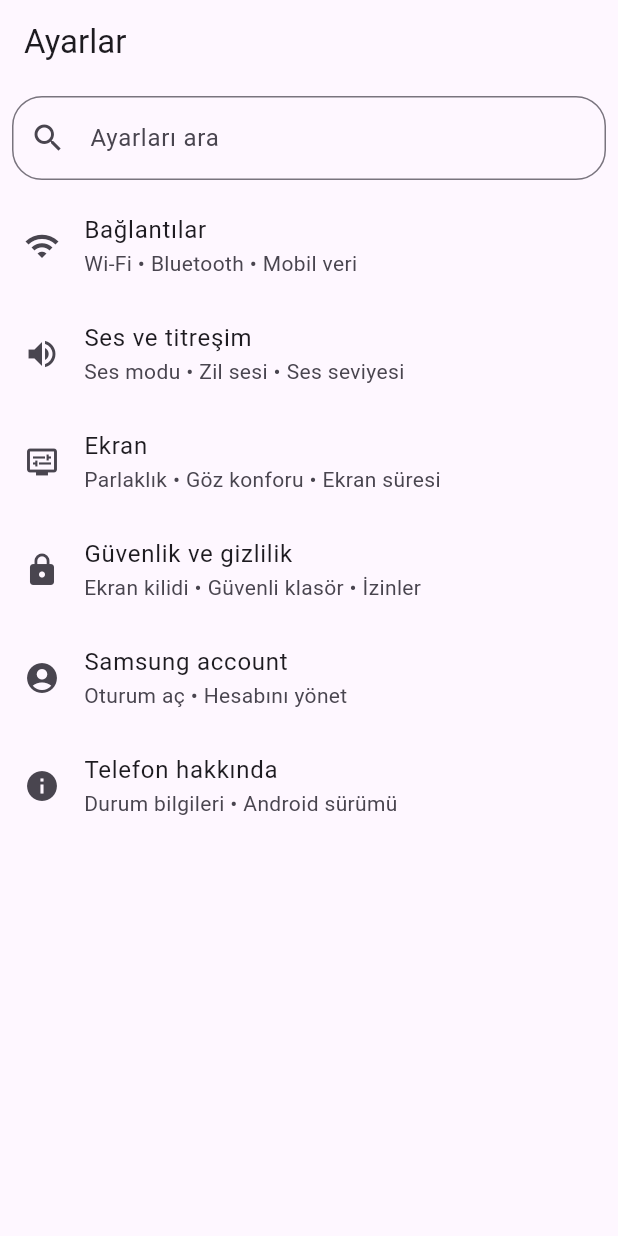
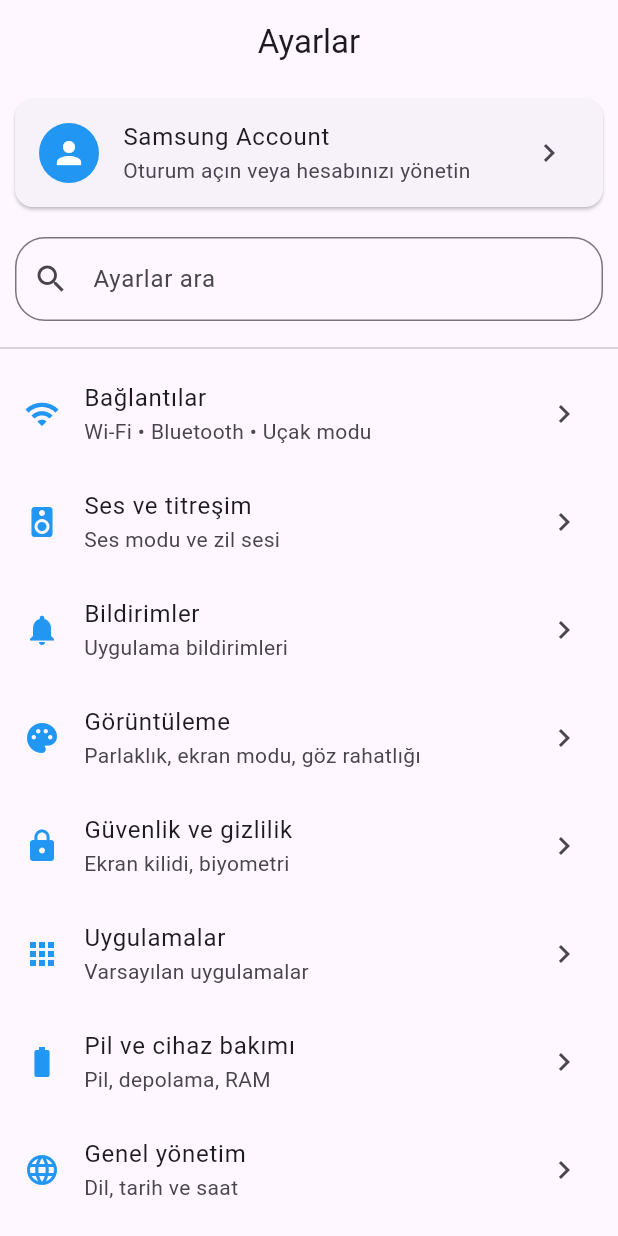
Before and after one commit to nsibvlizad-hub/Sinan, a Flutter app: the screen it shows after launch, on a phone screen of 412 x 824 dp. Run offline on Flutter 3.47's test engine with Material 3 defaults, Android fonts, the phone set to English and light mode, and no system bars; our stand-ins replace shared_preferences.

Commit message:
Update main.dart

```diff
--- a/lib/main.dart
+++ b/lib/main.dart
@@ -10,7 +10,8 @@ class MySettingsApp extends StatelessWidget {
   @override
   Widget build(BuildContext context) {
     return MaterialApp(
-      title: 'Ayarlar',
+      title: 'Settings',
+      debugShowCheckedModeBanner: false,
       theme: ThemeData(
         primarySwatch: Colors.blue,
         useMaterial3: true,
@@ -25,79 +26,107 @@ class SettingsHomePage extends StatelessWidget {
 
   @override
   Widget build(BuildContext context) {
-    final categories = [
-      {
-        "icon": Icons.wifi,
-        "title": "Bağlantılar",
-        "subtitle": "Wi-Fi • Bluetooth • Mobil veri"
-      },
-      {
-        "icon": Icons.volume_up,
-        "title": "Ses ve titreşim",
-        "subtitle": "Ses modu • Zil sesi • Ses seviyesi"
-      },
-      {
-        "icon": Icons.display_settings,
-        "title": "Ekran",
-        "subtitle": "Parlaklık • Göz konforu • Ekran süresi"
-      },
-      {
-        "icon": Icons.lock,
-        "title": "Güvenlik ve gizlilik",
-        "subtitle": "Ekran kilidi • Güvenli klasör • İzinler"
-      },
-      {
-        "icon": Icons.account_circle,
-        "title": "Samsung account",
-        "subtitle": "Oturum aç • Hesabını yönet"
-      },
-      {
-        "icon": Icons.info,
-        "title": "Telefon hakkında",
-        "subtitle": "Durum bilgileri • Android sürümü"
-      },
-    ];
-
     return Scaffold(
       appBar: AppBar(
         title: const Text("Ayarlar"),
+        centerTitle: true,
       ),
-      body: Column(
+      body: ListView(
         children: [
+          // Samsung Account
+          Card(
+            margin: const EdgeInsets.all(10),
+            shape: RoundedRectangleBorder(
+              borderRadius: BorderRadius.circular(12),
+            ),
+            child: ListTile(
+              leading: const CircleAvatar(
+                backgroundColor: Colors.blue,
+                child: Icon(Icons.person, color: Colors.white),
+              ),
+              title: const Text("Samsung Account"),
+              subtitle: const Text("Oturum açın veya hesabınızı yönetin"),
+              trailing: const Icon(Icons.chevron_right),
+              onTap: () {},
+            ),
+          ),
+
+          // Arama Çubuğu
           Padding(
-            padding: const EdgeInsets.all(8.0),
+            padding: const EdgeInsets.all(10.0),
             child: TextField(
               decoration: InputDecoration(
-                hintText: "Ayarları ara",
                 prefixIcon: const Icon(Icons.search),
+                hintText: "Ayarlar ara",
                 border: OutlineInputBorder(
                   borderRadius: BorderRadius.circular(20),
                 ),
               ),
             ),
           ),
-          Expanded(
-            child: ListView.builder(
-              itemCount: categories.length,
-              itemBuilder: (context, index) {
-                var cat = categories[index];
-                return ListTile(
-                  leading: Icon(cat["icon"] as IconData),
+
+          const Divider(),
+
+          // Kategoriler
+          ..._settingsCategories.map((cat) => ListTile(
+                leading: Icon(cat["icon"] as IconData, color: Colors.blue),
                 title: Text(cat["title"] as String),
                 subtitle: Text(cat["subtitle"] as String),
+                trailing: const Icon(Icons.chevron_right),
                 onTap: () {
                   if (cat["title"] == "Telefon hakkında") {
                     Navigator.push(
                       context,
                       MaterialPageRoute(
-                          builder: (context) => const AboutPhonePage(),
+                        builder: (_) => const AboutPhonePage(),
                       ),
                     );
                   }
                 },
+              )),
+        ],
+      ),
     );
-              },
+  }
+}
+
+// Telefon Hakkında Sayfası
+class AboutPhonePage extends StatelessWidget {
+  const AboutPhonePage({super.key});
+
+  @override
+  Widget build(BuildContext context) {
+    return Scaffold(
+      appBar: AppBar(title: const Text("Telefon hakkında")),
+      body: ListView(
+        children: const [
+          ListTile(
+            title: Text("Cihaz Adı"),
+            subtitle: Text("Galaxy S25 Ultra"),
           ),
+          ListTile(
+            title: Text("Model numarası"),
+            subtitle: Text("SM-S928B/DS"),
+          ),
+          ListTile(
+            title: Text("Android sürümü"),
+            subtitle: Text("16"),
+          ),
+          ListTile(
+            title: Text("One UI sürümü"),
+            subtitle: Text("8.0"),
+          ),
+          ListTile(
+            title: Text("Knox sürümü"),
+            subtitle: Text("3.10"),
+          ),
+          ListTile(
+            title: Text("Çekirdek sürümü"),
+            subtitle: Text("5.15.89-g1234567"),
+          ),
+          ListTile(
+            title: Text("Yapım numarası"),
+            subtitle: Text("UP1A.240905.001 test-keys"),
           ),
         ],
       ),
@@ -105,31 +134,23 @@ class SettingsHomePage extends StatelessWidget {
   }
 }
 
-class AboutPhonePage extends StatelessWidget {
-  const AboutPhonePage({super.key});
-
-  @override
-  Widget build(BuildContext context) {
-    final info = {
-      "Cihaz adı": "Galaxy S23 Ultra (Fake)",
-      "Model numarası": "SM-G998B",
-      "Android sürümü": "16",
-      "One UI sürümü": "8.0",
-      "Knox sürümü": "3.10",
-      "Çekirdek sürümü": "5.15.89-gabcdef",
-      "Yapım numarası": "QPR1.240905.001 test-keys",
-    };
-
-    return Scaffold(
-      appBar: AppBar(title: const Text("Telefon hakkında")),
-      body: ListView(
-        children: info.entries.map((e) {
-          return ListTile(
-            title: Text(e.key),
-            subtitle: Text(e.value),
-          );
-        }).toList(),
-      ),
-    );
-  }
-}
+// Kategoriler Listesi
+final List<Map<String, Object>> _settingsCategories = [
+  {"icon": Icons.wifi, "title": "Bağlantılar", "subtitle": "Wi-Fi • Bluetooth • Uçak modu"},
+  {"icon": Icons.speaker, "title": "Ses ve titreşim", "subtitle": "Ses modu ve zil sesi"},
+  {"icon": Icons.notifications, "title": "Bildirimler", "subtitle": "Uygulama bildirimleri"},
+  {"icon": Icons.palette, "title": "Görüntüleme", "subtitle": "Parlaklık, ekran modu, göz rahatlığı"},
+  {"icon": Icons.lock, "title": "Güvenlik ve gizlilik", "subtitle": "Ekran kilidi, biyometri"},
+  {"icon": Icons.apps, "title": "Uygulamalar", "subtitle": "Varsayılan uygulamalar"},
+  {"icon": Icons.battery_full, "title": "Pil ve cihaz bakımı", "subtitle": "Pil, depolama, RAM"},
+  {"icon": Icons.language, "title": "Genel yönetim", "subtitle": "Dil, tarih ve saat"},
+  {"icon": Icons.accessibility, "title": "Erişilebilirlik", "subtitle": "Görme, işitme, etkileşim"},
+  {"icon": Icons.account_circle, "title": "Hesaplar ve yedekleme", "subtitle": "Samsung Cloud, Smart Switch"},
+  {"icon": Icons.security, "title": "Biometrik ve güvenlik", "subtitle": "Yüz tanıma, parmak izi"},
+  {"icon": Icons.lock_outline, "title": "Parola ve güvenlik", "subtitle": "Şifre ve PIN"},
+  {"icon": Icons.cloud, "title": "Google", "subtitle": "Google hizmetleri ve ayarları"},
+  {"icon": Icons.child_care, "title": "Dijital sağlık", "subtitle": "Ekran süresi, cihaz kullanımı"},
+  {"icon": Icons.update, "title": "Yazılım güncellemesi", "subtitle": "Son güncellemeleri kontrol et"},
+  {"icon": Icons.help, "title": "Kılavuz ve destek", "subtitle": "Yardım ve ipuçları"},
+  {"icon": Icons.phone_android, "title": "Telefon hakkında", "subtitle": "Durum, cihaz bilgileri"},
+];
```
Lines whose indentation alone changed are shown as unchanged.
